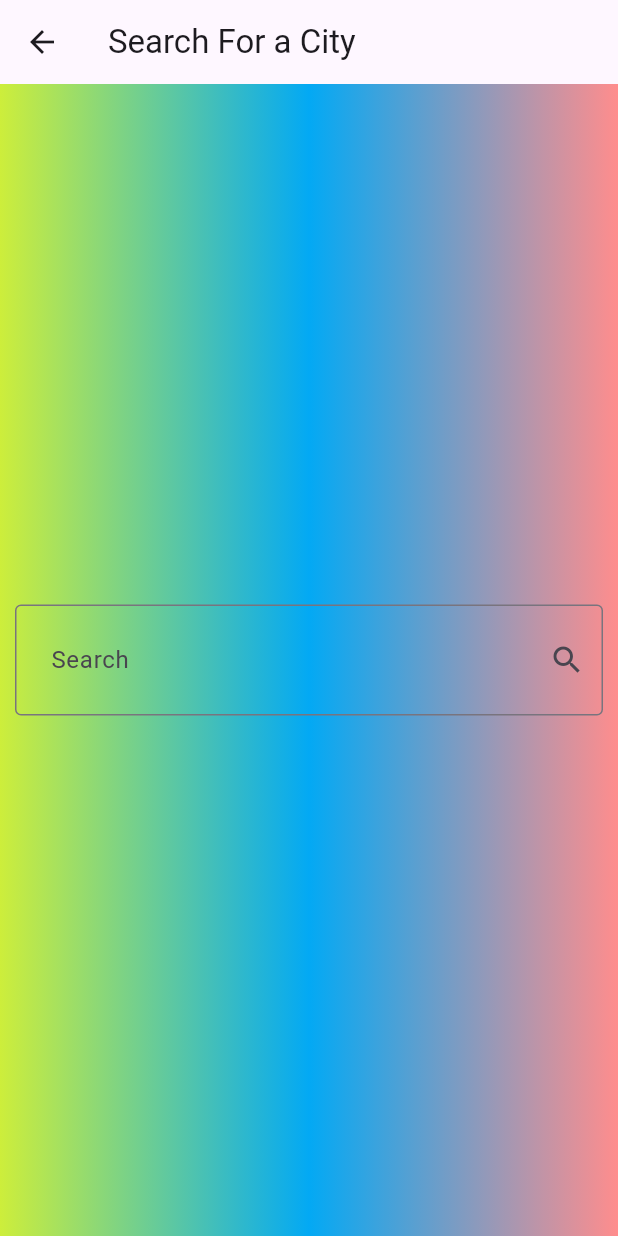
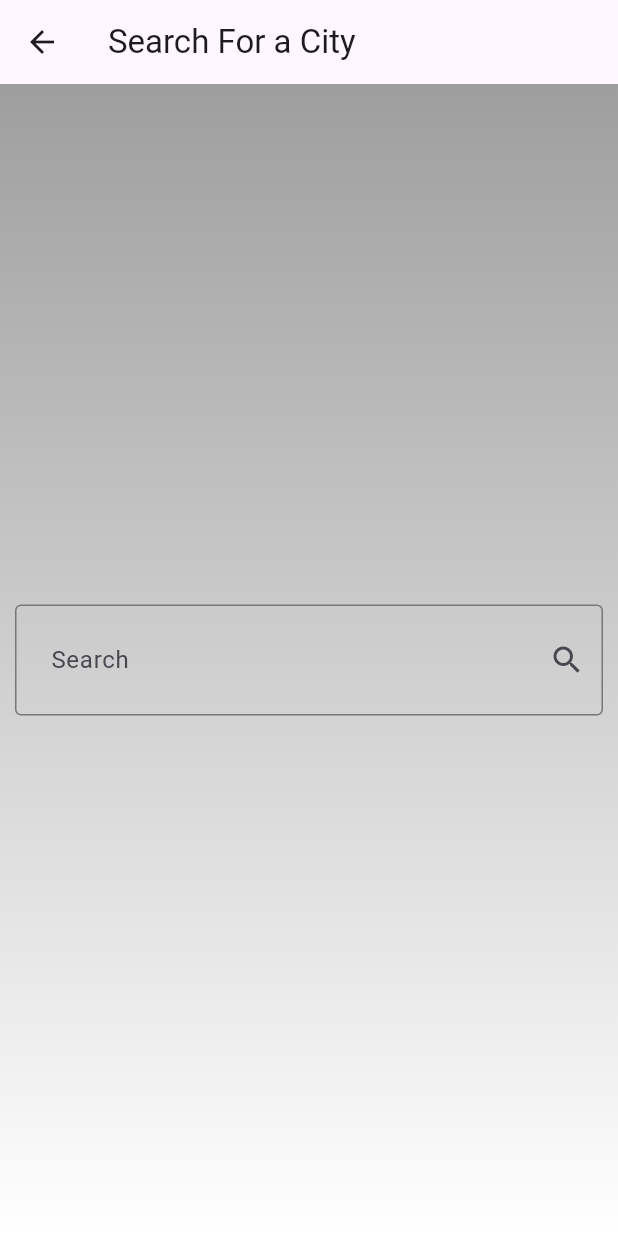
Before and after one commit to Zeina6699/WeatherApp1, a Flutter app: the screen it shows after launch, after a tap on the "search" icon, on a phone screen of 412 x 824 dp. Run offline on Flutter 3.47's test engine with Material 3 defaults, Android fonts, the phone set to English and light mode, and no system bars.

Commit message:
Finishing The App Theme

```diff
--- a/lib/Models/Weather_Model.dart
+++ b/lib/Models/Weather_Model.dart
@@ -34,7 +34,6 @@ class WeatherModel{
     return "Mintemp=$minTemp   maxtemp=$maxTemp    date=$date";
   }
   String getImage(){
-
 if(weatherStateName=="Partly cloudy"||weatherStateName=='Cloudy'||weatherStateName=='Overcast'||weatherStateName=='Heavy Cloud')
   return "assets/images/cloudy.png";
  else if(weatherStateName=='Mist'||weatherStateName=='Freezing fog'||weatherStateName=='Fog') return "assets/images/ccc.jpg";
--- a/lib/Screens/Home_Page.dart
+++ b/lib/Screens/Home_Page.dart
@@ -22,8 +22,6 @@ WeatherModel? weatherData;
   Widget build(BuildContext context) {
     weatherData=Provider.of<WeatherProvider>(context).weatherData;
     return Scaffold(
-   backgroundColor: Provider.of<WeatherProvider>(context).weatherData==null?Colors.blue: Provider.of<WeatherProvider>(context).weatherData!.getThemeColor()
-,
       appBar: AppBar(
 
         title:const Text("Weather App"),
@@ -56,6 +54,15 @@ WeatherModel? weatherData;
           ),
         ):
          Container(
+         decoration: BoxDecoration(
+          gradient: LinearGradient
+          (
+            begin:Alignment.topCenter,
+            end:Alignment.bottomCenter,
+            colors: [
+         weatherData!.getThemeColor(),
+         Colors.white
+          ])),
           child: Center(
             child: Column(
 
--- a/lib/Screens/Search_Page.dart
+++ b/lib/Screens/Search_Page.dart
@@ -1,3 +1,5 @@
+import 'dart:ui';
+
 import 'package:flutter/material.dart';
 import 'package:weather/Models/Weather_Model.dart';
 import 'package:weather/Providers/Weather_Provider.dart';
@@ -16,10 +18,11 @@ String? cityName;
         body:Container(
           decoration:const BoxDecoration(
           gradient: LinearGradient(
+            begin: Alignment.topCenter,
+            end: Alignment.bottomCenter,
             colors: [
-            Color.fromARGB(255, 205, 238, 59),
-           Colors.lightBlue,
-            Color.fromARGB(255, 255, 141, 141)
+           Colors.grey,
+          Colors.white
 
 
           ])),
```
